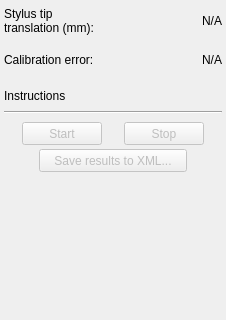
PlusToolkit/PlusApp, file PlusApp/fCal/Toolboxes/StylusCalibrationToolbox.ui: the form before one commit; both pictures show x 0 to 226 and y 157 to 477 of the 226 by 597 pixel window.
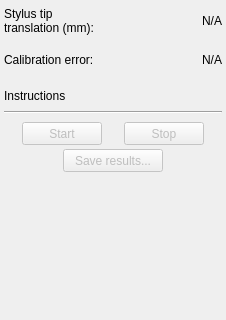
The form after the commit.

Commit message: Device set selector does not display old-style (separate) config files; Re #209 Detecting results in session configuration data fixed; Saving results changed (default file name offered but can be changed)

Diff of the .ui file:
```diff
--- a/PlusApp/fCal/Toolboxes/StylusCalibrationToolbox.ui
+++ b/PlusApp/fCal/Toolboxes/StylusCalibrationToolbox.ui
@@ -429,18 +429,18 @@
        </property>
        <property name="minimumSize">
         <size>
-         <width>148</width>
+         <width>100</width>
          <height>23</height>
         </size>
        </property>
        <property name="maximumSize">
         <size>
-         <width>148</width>
+         <width>100</width>
          <height>23</height>
         </size>
        </property>
        <property name="text">
-        <string>Save results to XML...</string>
+        <string>Save results...</string>
        </property>
       </widget>
      </item>
```
The commit also changes 6 other files.
